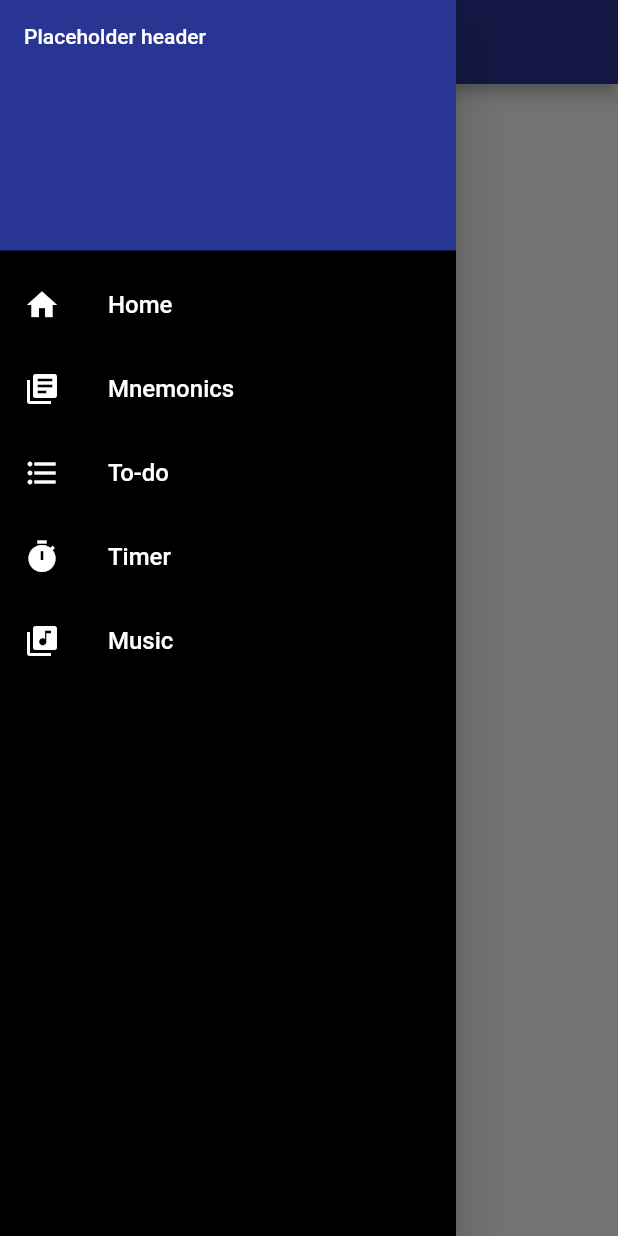
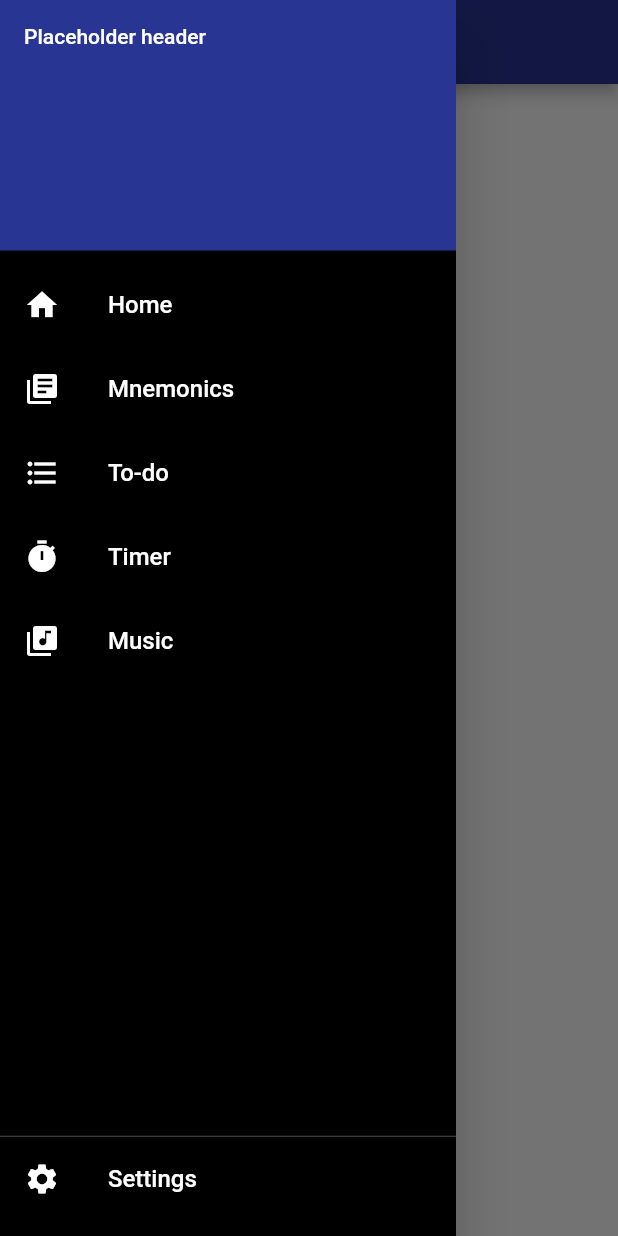
Before and after one commit to AnsonH/comp4521_gp4_accelyst, a Flutter app: the screen it shows after launch, with the side drawer open, on a phone screen of 412 x 824 dp. Run offline on Flutter 3.47's test engine with Material 2 defaults, Android fonts, the phone set to English and light mode, and no system bars.

Commit message:
Settings & Add to-do task page skeleton

```diff
--- a/lib/main.dart
+++ b/lib/main.dart
@@ -15,6 +15,7 @@ class MyApp extends StatelessWidget {
 
     return MaterialApp(
       title: 'Accelyst',
+      debugShowCheckedModeBanner: false,
       theme: ThemeData(
         brightness: Brightness.light,
         primaryColor: primaryColor,
@@ -24,6 +25,11 @@ class MyApp extends StatelessWidget {
         floatingActionButtonTheme: FloatingActionButtonThemeData(
           backgroundColor: primaryColor,
         ),
+        textButtonTheme: TextButtonThemeData(
+          style: TextButton.styleFrom(
+            primary: primaryColor,
+          ),
+        ),
       ),
       home: const Home(),
     );
--- /dev/null
+++ b/lib/screens/settings/settings.dart
@@ -0,0 +1,25 @@
+import 'package:comp4521_gp4_accelyst/widgets/core/nav_drawer.dart';
+import 'package:flutter/material.dart';
+
+class Settings extends StatefulWidget {
+  const Settings({Key? key}) : super(key: key);
+
+  @override
+  State<Settings> createState() => _SettingsState();
+}
+
+class _SettingsState extends State<Settings> {
+  @override
+  Widget build(BuildContext context) {
+    return Scaffold(
+      appBar: AppBar(
+        title: const Text("Settings"),
+      ),
+      drawer: const NavDrawer(),
+      body: Container(
+        padding: const EdgeInsets.all(16),
+        child: const Text("Settings"),
+      ),
+    );
+  }
+}
--- a/lib/widgets/core/nav_drawer.dart
+++ b/lib/widgets/core/nav_drawer.dart
@@ -1,6 +1,7 @@
 import 'package:comp4521_gp4_accelyst/screens/home/home.dart';
 import 'package:comp4521_gp4_accelyst/screens/mnemonics/mnemonics.dart';
 import 'package:comp4521_gp4_accelyst/screens/music/music.dart';
+import 'package:comp4521_gp4_accelyst/screens/settings/settings.dart';
 import 'package:comp4521_gp4_accelyst/screens/timer/timer.dart';
 import 'package:comp4521_gp4_accelyst/screens/todo/todo.dart';
 import 'package:comp4521_gp4_accelyst/utils/animations/fade_route_transition.dart';
@@ -14,10 +15,11 @@ class NavDrawer extends StatelessWidget {
     return Drawer(
       child: Material(
         color: Colors.black,
-        child: ListView(
-          // Important: Remove any padding from ListView
-          padding: EdgeInsets.zero,
-          children: [
+        child: Padding(
+          padding: const EdgeInsets.fromLTRB(0, 0, 0, 10),
+          child: Column(
+            crossAxisAlignment: CrossAxisAlignment.stretch,
+            children: <Widget>[
               SizedBox(
                 height: 175,
                 child: DrawerHeader(
@@ -32,6 +34,10 @@ class NavDrawer extends StatelessWidget {
                   ),
                 ),
               ),
+              Expanded(
+                child: ListView(
+                  padding: EdgeInsets.zero,
+                  children: [
                     _buildMenuItem(
                       context,
                       title: "Home",
@@ -65,6 +71,20 @@ class NavDrawer extends StatelessWidget {
                   ],
                 ),
               ),
+              const Divider(
+                height: 1,
+                color: Colors.white30,
+              ),
+              _buildMenuItem(
+                context,
+                title: "Settings",
+                icon: Icons.settings,
+                widget: const Settings(),
+              ),
+            ],
+          ),
+        ),
+      ),
     );
   }
 }
```
Also changed, not shown: lib/screens/todo/edit_task.dart (added, +54 -0 lines), lib/screens/todo/todo.dart (+10 -1 lines). Lines whose indentation alone changed are shown as unchanged.
